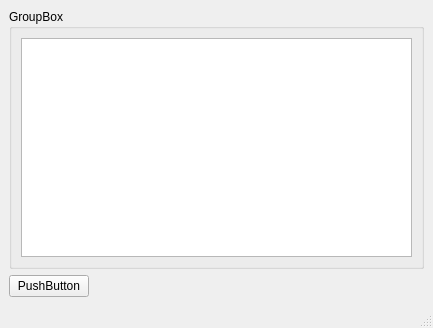
This is MainWindow.ui in jambamamba/ScreenController as Qt 5 draws it before an edit. The edited form follows.
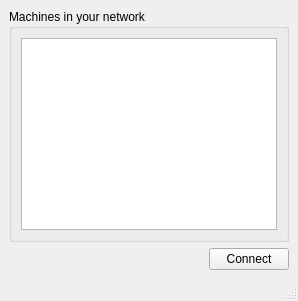
This is the edited form. Icons and pictures are not drawn.

```diff
--- a/MainWindow.ui
+++ b/MainWindow.ui
@@ -2,14 +2,6 @@
 <ui version="4.0">
  <class>MainWindow</class>
  <widget class="QMainWindow" name="MainWindow">
-  <property name="geometry">
-   <rect>
-    <x>0</x>
-    <y>0</y>
-    <width>433</width>
-    <height>328</height>
-   </rect>
-  </property>
   <property name="windowTitle">
    <string>MainWindow</string>
   </property>
@@ -24,7 +16,7 @@
        </sizepolicy>
       </property>
       <property name="title">
-       <string>GroupBox</string>
+       <string>Machines in your network</string>
       </property>
       <layout class="QHBoxLayout" name="horizontalLayout_2">
        <item>
@@ -40,9 +32,21 @@
     <item>
      <layout class="QHBoxLayout" name="horizontalLayout">
       <item>
-       <widget class="QPushButton" name="testButton">
+       <widget class="QLabel" name="label">
+        <property name="maximumSize">
+         <size>
+          <width>40</width>
+          <height>40</height>
+         </size>
+        </property>
         <property name="text">
-         <string>PushButton</string>
+         <string/>
+        </property>
+        <property name="pixmap">
+         <pixmap resource="screencontroller.qrc">:/resources/♂_Common_Kingfisher_(Alcedo_atthis)_Photograph_By_Shantanu_Kuveskar,_Mangaon,_Maharashtra,_India.jpg</pixmap>
+        </property>
+        <property name="scaledContents">
+         <bool>true</bool>
         </property>
        </widget>
       </item>
@@ -59,6 +63,13 @@
         </property>
        </spacer>
       </item>
+      <item>
+       <widget class="QPushButton" name="testButton">
+        <property name="text">
+         <string>Connect</string>
+        </property>
+       </widget>
+      </item>
      </layout>
     </item>
    </layout>
```
Left out of the diff: 8 changed lines with no effect on the pictures.
